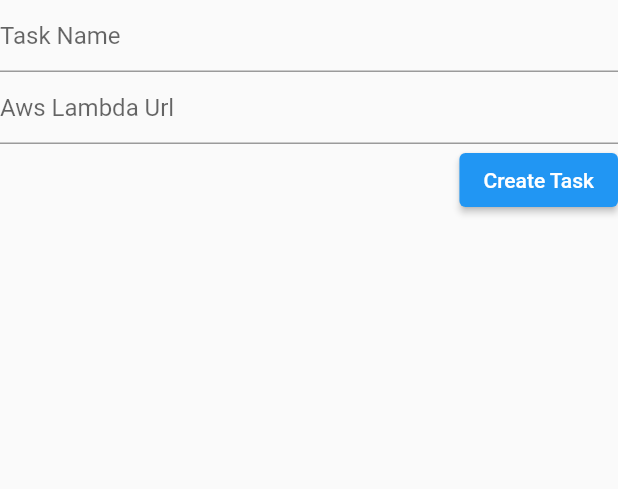
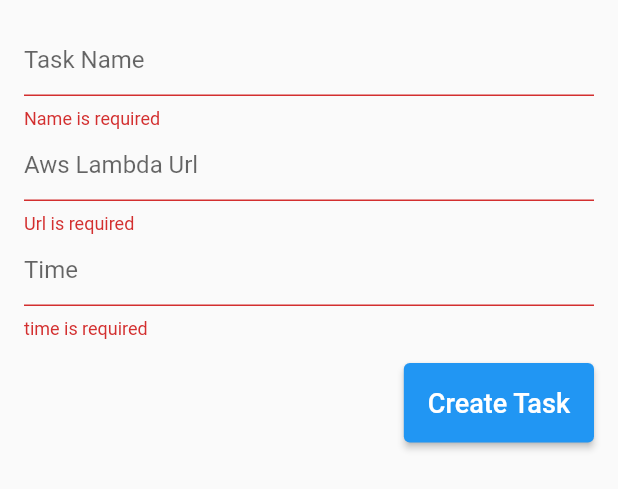
Before and after one commit to Crio-Winter-of-Doing-2021/AWS-T7, a Flutter app: the CreateTaskWidget widget shown alone on an empty page, opened directly, after a tap on "Create Task", on a phone screen of 412 x 824 dp. Shown: the top 489 px of the screen. Run offline on Flutter 3.47's test engine with Material 2 defaults, Android fonts, the light colour scheme and no system bars; our stand-ins replace dio, fluttertoast, get_it, injectable, logger, shared_preferences; missing offline and left inert: enum_to_string; accounts and stored records are empty; network calls fail.

Commit message:
feat: basic crud webapp frontend done

```diff
--- a/frontend/lib/models/task_model.dart
+++ b/frontend/lib/models/task_model.dart
@@ -1,37 +1,33 @@
 import 'dart:convert';
-
-import 'package:enum_to_string/enum_to_string.dart';
-
-import 'package:frontend/models/status.dart';
 
 class TaskModel {
   final int id;
   final String name;
-  final Status status;
-  final String taskUrl;
-  final int delay;
+  final String state;
+  final int time;
+  final String url;
 
   TaskModel({
     this.id,
     this.name,
-    this.status,
-    this.taskUrl,
-    this.delay,
+    this.state,
+    this.time,
+    this.url,
   });
 
   TaskModel copyWith({
     int id,
     String name,
-    Status status,
-    String taskUrl,
-    int delay,
+    String state,
+    int time,
+    String url,
   }) {
     return TaskModel(
       id: id ?? this.id,
       name: name ?? this.name,
-      status: status ?? this.status,
-      taskUrl: taskUrl ?? this.taskUrl,
-      delay: delay ?? this.delay,
+      state: state ?? this.state,
+      time: time ?? this.time,
+      url: url ?? this.url,
     );
   }
 
@@ -39,9 +35,9 @@
     return {
       'id': id,
       'name': name,
-      'status': status.toString(),
-      'taskUrl': taskUrl,
-      'delay': delay,
+      'state': state,
+      'time': time,
+      'url': url,
     };
   }
 
@@ -49,9 +45,9 @@
     return TaskModel(
       id: map['id'],
       name: map['name'],
-      status: EnumToString.fromString(Status.values, map['status']),
-      taskUrl: map['taskUrl'],
-      delay: map['delay'],
+      state: map['state'],
+      time: map['time'],
+      url: map['url'],
     );
   }
 
@@ -61,7 +57,7 @@
 
   @override
   String toString() {
-    return 'TaskModel(id: $id, name: $name, status: $status, taskUrl: $taskUrl, delay: $delay)';
+    return 'TaskModel(id: $id, name: $name, state: $state, time: $time, url: $url)';
   }
 
   @override
@@ -71,17 +67,17 @@
     return other is TaskModel &&
       other.id == id &&
       other.name == name &&
-      other.status == status &&
-      other.taskUrl == taskUrl &&
-      other.delay == delay;
+      other.state == state &&
+      other.time == time &&
+      other.url == url;
   }
 
   @override
   int get hashCode {
     return id.hashCode ^
       name.hashCode ^
-      status.hashCode ^
-      taskUrl.hashCode ^
-      delay.hashCode;
+      state.hashCode ^
+      time.hashCode ^
+      url.hashCode;
   }
 }
--- a/frontend/lib/style/app_theme.dart
+++ b/frontend/lib/style/app_theme.dart
@@ -1,6 +1,7 @@
 import 'package:flutter/rendering.dart';
 
-class AppTheme{
+class AppTheme {
   static const Color primaryColor = Color(0xff388E3C);
   static const Color accentColor = Color(0xffFFC107);
+  static const Color scaffoldBackgroundColor = Color(0xfff9f9f9);
 }
--- a/frontend/lib/utils/global.dart
+++ b/frontend/lib/utils/global.dart
@@ -1,3 +1,3 @@
 class Global{
-  static const String baseUrl = '';
+  static const String baseUrl = 'http://127.0.0.1:8000/api';
 }
--- a/frontend/lib/view/create_task_widget.dart
+++ b/frontend/lib/view/create_task_widget.dart
@@ -1,37 +1,91 @@
 import 'package:flutter/material.dart';
+import 'package:flutter/services.dart';
+import 'package:frontend/models/task_model.dart';
+import 'package:frontend/provider/task_provider.dart';
+import 'package:provider/provider.dart';
 
 class CreateTaskWidget extends StatefulWidget {
+  final TaskModel task;
+
+  const CreateTaskWidget({Key key, this.task}) : super(key: key);
+
   @override
   _CreateTaskWidgetState createState() => _CreateTaskWidgetState();
 }
 
 class _CreateTaskWidgetState extends State<CreateTaskWidget> {
   final _formKey = GlobalKey<FormState>();
+  final _name = TextEditingController();
+  final _url = TextEditingController();
+  final _time = TextEditingController();
+
+  @override
+    void initState() {
+      super.initState();
+      if(widget.task != null){
+        _name.text = widget.task.name;
+        _url.text = widget.task.url;
+        _time.text = widget.task.time.toString();
+      }
+    }
 
   @override
   Widget build(BuildContext context) {
-    return Container(
+    return Padding(
+      padding: const EdgeInsets.all(16.0),
       child: Form(
         key: _formKey,
-        child: Column(
-          mainAxisSize: MainAxisSize.min,
+        child: ListView(
+          shrinkWrap: true,
           children: [
             TextFormField(
               decoration: InputDecoration(
                 hintText: 'Task Name',
               ),
+              validator: (val) {
+                if (val.isEmpty) return 'Name is required';
+                return null;
+              },
+              controller: _name,
             ),
             TextFormField(
               decoration: InputDecoration(
                 hintText: 'Aws Lambda Url',
               ),
+              keyboardType: TextInputType.url,
+              validator: (val) {
+                if (val.isEmpty) return 'Url is required';
+                return null;
+              },
+              controller: _url,
             ),
+            TextFormField(
+              decoration: InputDecoration(
+                hintText: 'Time',
+              ),
+              keyboardType: TextInputType.number,
+              validator: (val) {
+                if (val.isEmpty) return 'time is required';
+                if (int.tryParse(val) == null) return 'time should be int';
+                return null;
+              },
+              controller: _time,
+            ),
+            SizedBox(height: 16),
             Row(
               mainAxisAlignment: MainAxisAlignment.end,
               children: [
                 ElevatedButton(
-                  onPressed: () {},
-                  child: Text('Create Task'),
+                  onPressed: _submit,
+                  child: Text(
+                    widget.task != null ? 'Update Task' : 'Create Task',
+                    style: TextStyle(
+                      fontSize: 18,
+                    ),
+                  ),
+                  style: ElevatedButton.styleFrom(
+                    padding: const EdgeInsets.all(16),
+                  ),
                 ),
               ],
             )
@@ -40,4 +94,31 @@
       ),
     );
   }
+
+  void _submit() async {
+    if (!_formKey.currentState.validate()) {
+      return;
+    }
+    final task = TaskModel(
+      name: _name.text,
+      url: _url.text,
+      time: int.parse(_time.text),
+      id: widget.task != null ? widget.task.id : null,
+    );
+
+    if (widget.task != null)
+      Provider.of<TaskProvider>(context, listen: false).updateTask(task);
+    else
+      Provider.of<TaskProvider>(context, listen: false).createNewTask(task);
+
+    Navigator.of(context).pop();
+  }
+
+  @override
+  void dispose() {
+    super.dispose();
+    _name.dispose();
+    _url.dispose();
+    _time.dispose();
+  }
 }
```
Also changed, not shown: frontend/lib/main.dart (+3 -4 lines), frontend/lib/provider/task_provider.dart (+64 -0 lines), frontend/lib/repository/task_repository.dart (+32 -17 lines), frontend/lib/services/api_service.dart (+7 -1 lines), frontend/lib/view/home_page.dart (+50 -35 lines), frontend/lib/view/task_widget.dart (+79 -1 lines), frontend/pubspec.lock.
